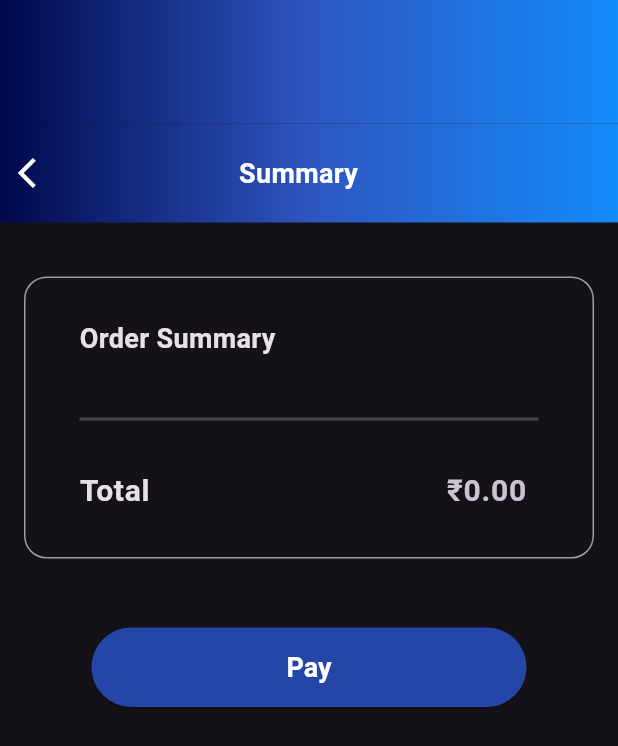
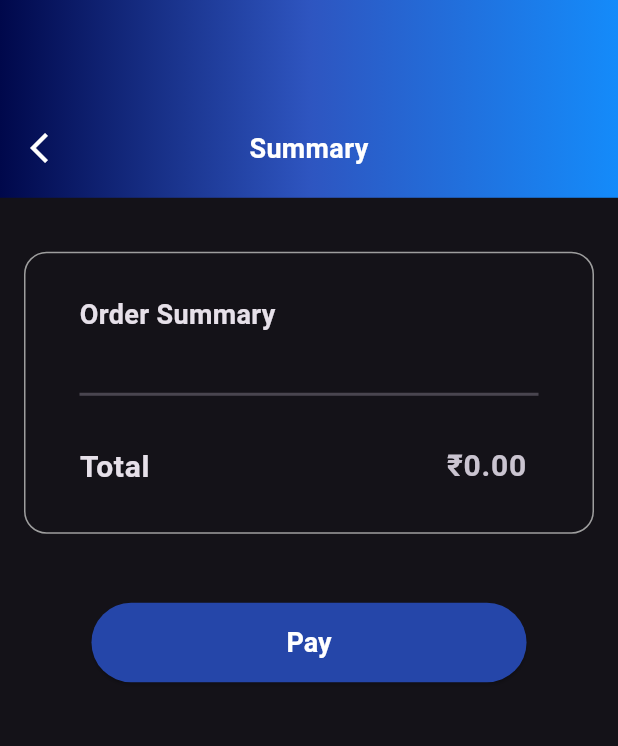
Before and after one commit to Ashutosh21jha/AmulX, a Flutter app: the OrderReviewPage screen opened directly with empty values, on a phone screen of 412 x 824 dp. Shown: the top 746 px of the screen. Run offline on Flutter 3.47's test engine with Material 3 defaults, Android fonts, the phone set to English and light mode, and no system bars; our stand-ins replace cached_network_image, cloud_firestore, firebase_auth, firebase_core, firebase_messaging, firebase_remote_config and 9 more; missing offline and left inert: flutter_cashfree_pg_sdk, razorpay_flutter; accounts and stored records are empty; Roboto replaces fonts that are missing (Epilogue).

Commit message:
small ui change

```diff
--- a/lib/screens/order/order_review.dart
+++ b/lib/screens/order/order_review.dart
@@ -3,6 +3,7 @@ import 'package:amul/Utils/AppColors.dart';
 import 'package:amul/controllers/order_payment_controller.dart';
 import 'package:amul/models/order_data_model.dart';
 import 'package:amul/screens/profile.dart';
+import 'package:amul/widgets/amulX_appbar.dart';
 import 'package:amul/widgets/amulX_snackbars.dart';
 import 'package:cloud_firestore/cloud_firestore.dart';
 import 'package:firebase_auth/firebase_auth.dart';
@@ -228,59 +229,9 @@ class _OrderReviewPageState extends State<OrderReviewPage> {
         child: Column(
           crossAxisAlignment: CrossAxisAlignment.center,
           children: [
-            Container(
-              height: MediaQuery.of(context).size.height * 0.10,
-              decoration: const BoxDecoration(
-                gradient: LinearGradient(
-                  begin: Alignment.centerLeft,
-                  end: Alignment.centerRight,
-                  colors: [
-                    Color(0xFF00084B),
-                    Color(0xFF2E55C0),
-                    Color(0xFF148BFA),
-                  ],
-                ),
-              ),
-              child: const SizedBox.expand(),
-            ),
-            Container(
-              height: MediaQuery.of(context).size.height * 0.08,
-              decoration: BoxDecoration(
-                gradient: const LinearGradient(
-                  begin: Alignment.centerLeft,
-                  end: Alignment.centerRight,
-                  colors: [
-                    Color(0xFF00084B),
-                    Color(0xFF2E55C0),
-                    Color(0xFF148BFA),
-                  ],
-                ),
-                borderRadius: BorderRadius.circular(0.01),
-              ),
-              child: Row(
-                mainAxisAlignment: MainAxisAlignment.start,
-                children: [
-                  IconButton(
-                      onPressed: () {
-                        Navigator.pop(context);
-                      },
-                      icon: const Icon(
-                        Icons.arrow_back_ios,
-                        color: Colors.white,
-                      )),
-                  SizedBox(width: MediaQuery.of(context).size.width * 0.27),
-                  const Text(
-                    "Summary",
-                    style: TextStyle(
-                      color: Colors.white,
-                      fontSize: 18,
-                      fontFamily: 'Epilogue',
-                      fontWeight: FontWeight.w700,
-                      height: 0.06,
-                    ),
-                  ),
-                ],
-              ),
+            const AmulXAppBar(
+              title: "Summary",
+              showBackArrow: true,
             ),
             const SizedBox(
               height: 20,
```
